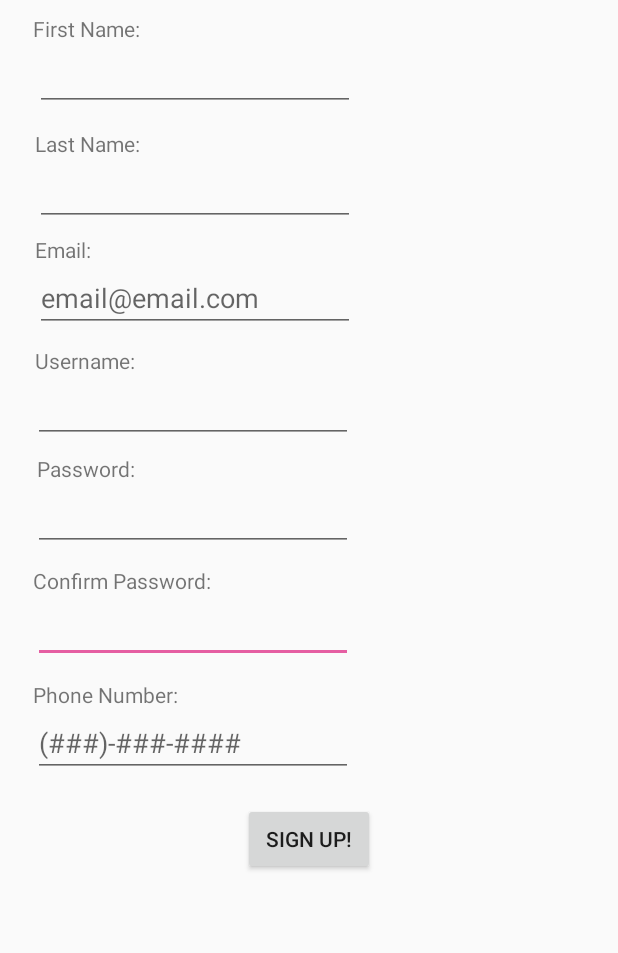
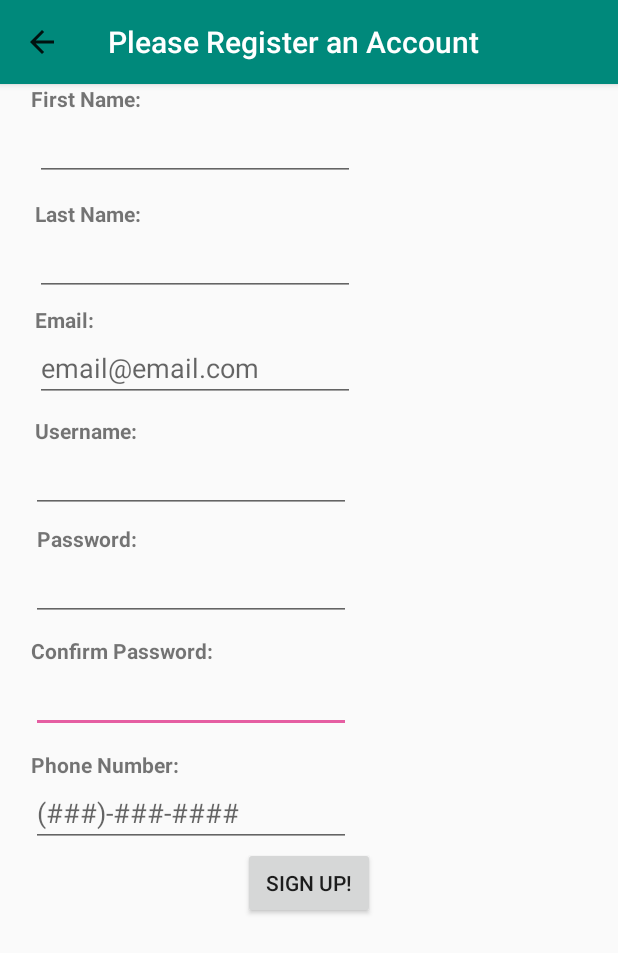
Before and after one commit to ToryEllenG/WattsOn, an Android app: the RegisterActivity screen opened directly, with no data from a screen before it, on a phone screen of 412 x 824 dp. Shown: the top 953 px of the screen. Run offline under Robolectric (Android 15) with nearby library versions, the phone set to English and light mode, and no system bars; our stand-ins replace Volley; network calls fail.

```diff
--- a/app/src/main/java/com/gamboa/troy/WattsOn/FragmentSettings.java
+++ b/app/src/main/java/com/gamboa/troy/WattsOn/FragmentSettings.java
@@ -55,7 +55,11 @@ public class FragmentSettings extends PreferenceFragmentCompat  {
         openUser.setOnPreferenceClickListener(new Preference.OnPreferenceClickListener() {
             @Override
             public boolean onPreferenceClick(Preference preference) {
-                Intent open = new Intent(getActivity(), RegisterActivity.class);
+                Intent open = new Intent(getActivity(), ShowUserData.class);
+                String username = getActivity().getIntent().getExtras().getString("username");
+                Bundle extras = new Bundle();
+                extras.putString("username", username);
+                open.putExtras(extras);
                 startActivity(open);
                 return false;
             }
--- a/app/src/main/java/com/gamboa/troy/WattsOn/LoginActivity.java
+++ b/app/src/main/java/com/gamboa/troy/WattsOn/LoginActivity.java
@@ -78,7 +78,10 @@ public class LoginActivity extends AppCompatActivity{
                             if (success){
                                 String username = jsonResponse.getString("username");
                                 Intent loginIntent = new Intent(LoginActivity.this, MainActivity.class);
-                                loginIntent.putExtra("username", username);
+                                //Bundle to store username
+                                Bundle extras = new Bundle();
+                                extras.putString("username", username);
+                                loginIntent.putExtras(extras);
                                 startActivity(loginIntent);
                             }
 
--- a/app/src/main/java/com/gamboa/troy/WattsOn/RegisterActivity.java
+++ b/app/src/main/java/com/gamboa/troy/WattsOn/RegisterActivity.java
@@ -1,10 +1,12 @@
 package com.gamboa.troy.WattsOn;
 
 import android.content.Intent;
+import android.graphics.Color;
 import android.os.Bundle;
 import android.support.annotation.Nullable;
 import android.support.v7.app.AlertDialog;
 import android.support.v7.app.AppCompatActivity;
+import android.support.v7.widget.Toolbar;
 import android.view.View;
 import android.widget.Button;
 import android.widget.EditText;
@@ -25,12 +27,21 @@ public class RegisterActivity extends AppCompatActivity{
 
     EditText ETfirstname, ETlastname, ETemail, ETusername, ETpassword, ETconfirm, ETphone_number;
     Button btnSignUp;
+    Toolbar registerToolbar;
 
     @Override
     protected void onCreate(@Nullable Bundle savedInstanceState) {
         setTitle(getString(R.string.accountRegister));
         super.onCreate(savedInstanceState);
         setContentView(R.layout.activity_register);
+
+        //custom about toolbar
+        registerToolbar = (Toolbar) findViewById(R.id.my_toolbar);
+        setSupportActionBar(registerToolbar);
+        getSupportActionBar().setTitle("Please Register an Account");
+        getSupportActionBar().setDisplayHomeAsUpEnabled(true);
+        registerToolbar.setTitleTextColor(Color.WHITE);
+
         //Text Fields
         ETfirstname = (EditText) findViewById(R.id.ETfirstname);
         ETlastname = (EditText) findViewById(R.id.ETlastname);
@@ -119,6 +130,12 @@ public class RegisterActivity extends AppCompatActivity{
     }
 
     @Override
+    public boolean onSupportNavigateUp() {
+        onBackPressed();
+        return true;
+    }
+
+    @Override
     protected void onResume() {
         super.onResume();
         ETfirstname.setText("");
--- a/app/src/main/res/layout/activity_register.xml
+++ b/app/src/main/res/layout/activity_register.xml
@@ -3,36 +3,44 @@
     android:orientation="vertical" android:layout_width="match_parent"
     android:layout_height="match_parent">
 
-
+    <android.support.v7.widget.Toolbar
+        android:id="@+id/my_toolbar"
+        android:layout_width="match_parent"
+        android:layout_height="?attr/actionBarSize"
+        android:background="?attr/colorPrimary"
+        android:elevation="3dp"
+        android:theme="@style/ThemeOverlay.AppCompat.ActionBar"
+        />
 
     <Button
         android:text="Sign Up!"
         android:layout_width="wrap_content"
         android:layout_height="wrap_content"
         android:id="@+id/BTsignup"
-        android:layout_marginTop="17dp"
         android:layout_below="@+id/ETphonenumber"
         android:layout_centerHorizontal="true" />
 
     <TextView
-        android:text="Phone Number:"
+        android:id="@+id/phoneTV"
         android:layout_width="wrap_content"
         android:layout_height="wrap_content"
+        android:layout_alignLeft="@+id/ETphonenumber"
+        android:layout_alignStart="@+id/ETphonenumber"
+        android:layout_below="@+id/ETconfirm"
         android:layout_marginTop="11dp"
-        android:id="@+id/phoneTV"
-        android:layout_below="@+id/ETconfirm"
-        android:layout_alignLeft="@+id/ETphonenumber"
-        android:layout_alignStart="@+id/ETphonenumber" />
+        android:text="Phone Number:"
+        android:textStyle="bold" />
 
     <TextView
-        android:text="Confirm Password:"
+        android:id="@+id/confirmTV"
         android:layout_width="wrap_content"
         android:layout_height="wrap_content"
+        android:layout_alignLeft="@+id/ETconfirm"
+        android:layout_alignStart="@+id/ETconfirm"
+        android:layout_below="@+id/ETpassword"
         android:layout_marginTop="10dp"
-        android:id="@+id/confirmTV"
-        android:layout_below="@+id/ETpassword"
-        android:layout_alignLeft="@+id/ETconfirm"
-        android:layout_alignStart="@+id/ETconfirm" />
+        android:text="Confirm Password:"
+        android:textStyle="bold" />
 
     <EditText
         android:layout_width="wrap_content"
@@ -45,14 +53,15 @@
         android:layout_alignStart="@+id/ETpassword" />
 
     <TextView
-        android:text="Password:"
+        android:id="@+id/passwordTV"
         android:layout_width="wrap_content"
         android:layout_height="wrap_content"
+        android:layout_alignEnd="@+id/unameResponseTV"
+        android:layout_alignRight="@+id/unameResponseTV"
+        android:layout_below="@+id/ETusername"
         android:layout_marginTop="7dp"
-        android:id="@+id/passwordTV"
-        android:layout_below="@+id/ETusername"
-        android:layout_alignRight="@+id/usernameTV"
-        android:layout_alignEnd="@+id/usernameTV" />
+        android:text="Password:"
+        android:textStyle="bold" />
 
     <EditText
         android:layout_width="wrap_content"
@@ -65,14 +74,15 @@
         android:layout_alignStart="@+id/ETusername" />
 
     <TextView
-        android:text="Email:"
+        android:id="@+id/emailTV"
         android:layout_width="wrap_content"
         android:layout_height="wrap_content"
+        android:layout_alignLeft="@+id/ETlastname"
+        android:layout_alignStart="@+id/ETlastname"
+        android:layout_below="@+id/ETlastname"
         android:layout_marginTop="6dp"
-        android:id="@+id/emailTV"
-        android:layout_below="@+id/ETlastname"
-        android:layout_alignLeft="@+id/ETlastname"
-        android:layout_alignStart="@+id/ETlastname" />
+        android:text="Email:"
+        android:textStyle="bold" />
 
     <EditText
         android:layout_width="wrap_content"
@@ -85,34 +95,36 @@
         android:layout_alignStart="@+id/ETfirstname" />
 
     <TextView
-        android:text="Last Name:"
+        android:id="@+id/lastnameTV"
         android:layout_width="wrap_content"
         android:layout_height="wrap_content"
+        android:layout_alignLeft="@+id/ETlastname"
+        android:layout_alignStart="@+id/ETlastname"
+        android:layout_below="@+id/ETfirstname"
         android:layout_marginTop="12dp"
-        android:id="@+id/lastnameTV"
-        android:layout_below="@+id/ETfirstname"
-        android:layout_alignLeft="@+id/ETlastname"
-        android:layout_alignStart="@+id/ETlastname" />
+        android:text="Last Name:"
+        android:textStyle="bold" />
 
     <TextView
-        android:text="First Name:"
+        android:id="@+id/firstnameTV"
         android:layout_width="wrap_content"
         android:layout_height="wrap_content"
-        android:layout_marginTop="9dp"
-        android:id="@+id/firstnameTV"
-        android:layout_alignParentTop="true"
+        android:layout_alignEnd="@+id/lastnameTV"
         android:layout_alignRight="@+id/lastnameTV"
-        android:layout_alignEnd="@+id/lastnameTV" />
+        android:layout_below="@+id/my_toolbar"
+        android:text="First Name:"
+        android:textStyle="bold" />
 
     <TextView
-        android:text="Username:"
+        android:id="@+id/unameResponseTV"
         android:layout_width="wrap_content"
         android:layout_height="wrap_content"
-        android:id="@+id/usernameTV"
-        android:layout_below="@+id/ETemail"
         android:layout_alignLeft="@+id/ETemail"
         android:layout_alignStart="@+id/ETemail"
-        android:layout_marginTop="9dp" />
+        android:layout_below="@+id/ETemail"
+        android:layout_marginTop="9dp"
+        android:text="Username:"
+        android:textStyle="bold" />
 
     <EditText
         android:layout_width="wrap_content"
@@ -120,7 +132,7 @@
         android:inputType="textPersonName"
         android:ems="10"
         android:id="@+id/ETusername"
-        android:layout_below="@+id/usernameTV"
+        android:layout_below="@+id/unameResponseTV"
         android:layout_alignLeft="@+id/firstnameTV"
         android:layout_alignStart="@+id/firstnameTV" />
 
```
Also changed, not shown: app/src/main/java/com/gamboa/troy/WattsOn/AboutActivity.java (+7 -0 lines), app/src/main/java/com/gamboa/troy/WattsOn/FragmentMonitor.java (+16 -23 lines), app/src/main/java/com/gamboa/troy/WattsOn/MainActivity.java (+0 -15 lines), app/src/main/java/com/gamboa/troy/WattsOn/ShowUserData.java (+67 -8 lines), app/src/main/java/com/gamboa/troy/WattsOn/UserDataRequest.java (added, +27 -0 lines), app/src/main/res/layout/activity_show_user_data.xml (+118 -18 lines), app/src/main/java/com/gamboa/troy/WattsOn/LoginRequest.java (line endings or trailing spaces), 371 other files.
